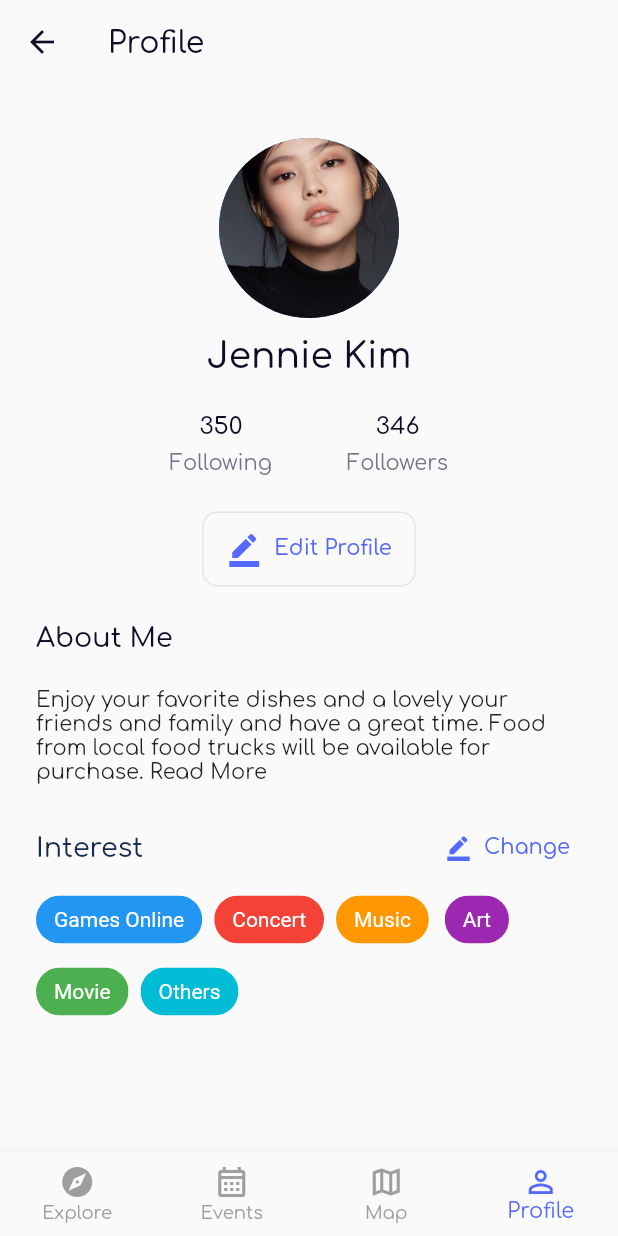
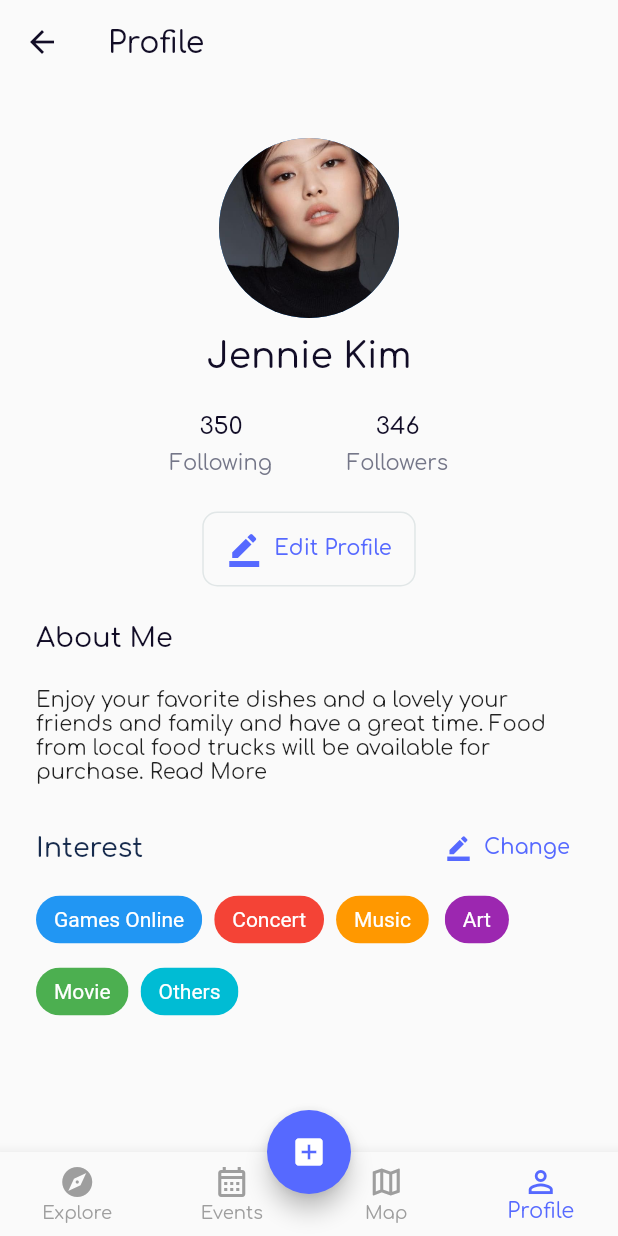
Before and after one commit to SteplerPaulo/event_booking, a Flutter app: the HomeView screen opened by its route, item 4 of the bottom bar chosen, on a phone screen of 412 x 824 dp. Run offline on Flutter 3.47's test engine with Material 2 defaults, Android fonts, the phone set to English and light mode, and no system bars; our stand-ins replace flutter_svg, get, google_fonts, pinput; network calls fail.

Commit message:
Update Home Screen

```diff
--- a/lib/app/modules/home/views/home_view.dart
+++ b/lib/app/modules/home/views/home_view.dart
@@ -21,6 +21,15 @@ class HomeView extends GetView<HomeController> {
   @override
   Widget build(BuildContext context) {
     return Scaffold(
+      floatingActionButton: FloatingActionButton(
+        backgroundColor: Get.theme.colorScheme.primary,
+        onPressed: () {},
+        child: const Icon(
+          Icons.add_box,
+          color: Colors.white,
+        ),
+      ),
+      floatingActionButtonLocation: FloatingActionButtonLocation.centerDocked,
       body: Obx(() => screens.elementAt(controller.selectedIndex.value)),
       bottomNavigationBar: Obx(
         () => BottomNavigationBar(
```
